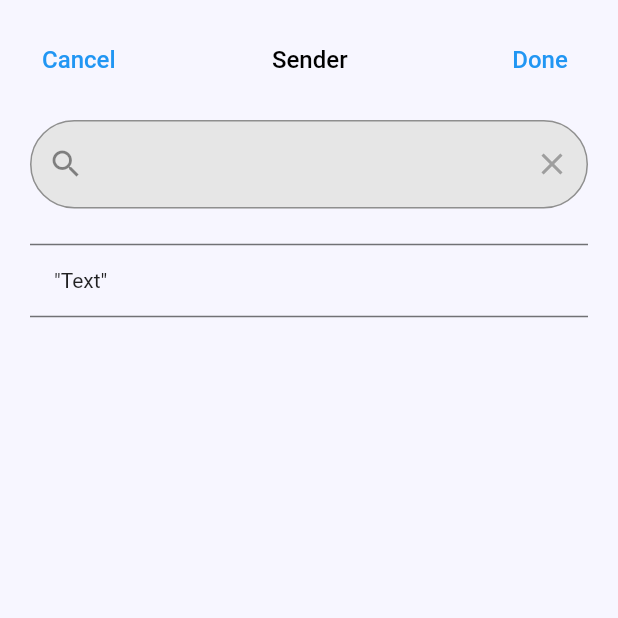
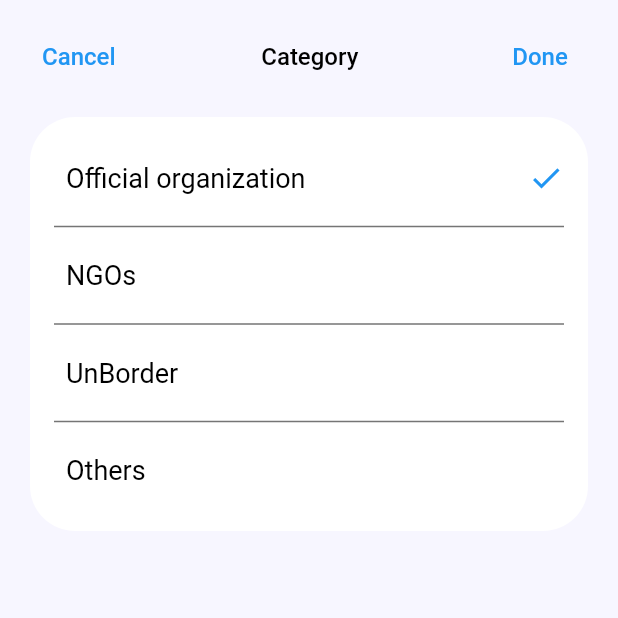
Before and after one commit to AbdAlQaderFarajallah/complaints_management, a Flutter app: the screen it shows after launch, on a phone screen of 412 x 824 dp, the top half of it. Run offline on Flutter 3.47's test engine with Material 2 defaults, Android fonts, the phone set to English and light mode, and no system bars; our stand-ins replace flutter_svg, font_awesome_flutter, shared_preferences; project files that could hold a hidden picture were left out.

Commit message:
* category screen

```diff
--- a/lib/main.dart
+++ b/lib/main.dart
@@ -3,6 +3,7 @@ import 'package:complaints_management/screens/home_screen.dart';
 import 'package:complaints_management/screens/new_inbox_screen.dart';
 import 'package:flutter/material.dart';
 
+import 'screens/category_screen.dart';
 import 'screens/login_and_signup.dart';
 import 'screens/sender_search_screen.dart';
 import 'screens/splash_screen.dart';
@@ -20,7 +21,7 @@ class MyApp extends StatelessWidget {
   Widget build(BuildContext context) {
     return MaterialApp(
       debugShowCheckedModeBanner: false,
-      initialRoute: SenderSearchScreen .id,
+      initialRoute: CategoryPage .id,
       routes: {
         // TestPage.id: (context) => const TestPage(),
         SplashPage.id: (context) => const SplashPage(),
@@ -29,7 +30,7 @@ class MyApp extends StatelessWidget {
         // DetailsPage.id: (context) => const DetailsPage(),
         NewInboxPage.id: (context) => const NewInboxPage(),
         SenderSearchScreen.id: (context) => const SenderSearchScreen(),
-        // CategoryPage.id: (context) => const CategoryPage(),
+        CategoryPage.id: (context) => const CategoryPage(),
         // TagsPage.id: (context) => const TagsPage(),
         // StatusPage.id: (context) => const StatusPage(),
         // SearchPage.id: (context) => const SearchPage(),
--- /dev/null
+++ b/lib/screens/category_screen.dart
@@ -0,0 +1,127 @@
+import 'package:flutter/material.dart';
+
+class CategoryPage extends StatefulWidget {
+  static const String id = "CategoryPage";
+
+  const CategoryPage({Key? key}) : super(key: key);
+
+  @override
+  State<CategoryPage> createState() => _CategoryPageState();
+}
+
+class _CategoryPageState extends State<CategoryPage> {
+  @override
+  Widget build(BuildContext context) {
+    return Scaffold(
+      backgroundColor: const Color(0xffF7F6FF),
+      body: SafeArea(
+        child: SingleChildScrollView(
+          child: Padding(
+            padding: const EdgeInsets.symmetric(horizontal: 20, vertical: 14),
+            child: Column(
+              children: [
+                Row(
+                  mainAxisAlignment: MainAxisAlignment.spaceBetween,
+                  children: [
+                    TextButton(
+                        onPressed: () {},
+                        child: const Text(
+                          "Cancel",
+                          style: TextStyle(color: Colors.blue, fontSize: 16),
+                        )),
+                    TextButton(
+                        onPressed: () {},
+                        child: const Text(
+                          "Category",
+                          style: TextStyle(color: Colors.black, fontSize: 16),
+                        )),
+                    TextButton(
+                        onPressed: () {},
+                        child: const Text(
+                          "Done",
+                          style: TextStyle(color: Colors.blue, fontSize: 16),
+                        )),
+                  ],
+                ),
+                const SizedBox(height: 16),
+                Container(
+                  padding: const EdgeInsets.all(16),
+                  decoration: const BoxDecoration(
+                    color: Colors.white,
+                    borderRadius: BorderRadius.all(Radius.circular(30)),
+                  ),
+                  child: Column(
+                    children: [
+                      Row(
+                        mainAxisAlignment: MainAxisAlignment.spaceBetween,
+                        children: const [
+                          Padding(
+                            padding:
+                                EdgeInsets.symmetric(vertical: 14, horizontal: 8),
+                            child: Text(
+                              "Official organization",
+                              style: TextStyle(color: Colors.black, fontSize: 18),
+                            ),
+                          ),
+                          Icon(
+                            Icons.check,
+                            color: Colors.blue,
+                          )
+                        ],
+                      ),
+                      const Divider(thickness: 1, color: Colors.black54),
+                      Row(
+                        mainAxisAlignment: MainAxisAlignment.spaceBetween,
+                        children: const [
+                          Padding(
+                            padding:
+                                EdgeInsets.symmetric(vertical: 14, horizontal: 8),
+                            child: Text(
+                              "NGOs",
+                              style: TextStyle(color: Colors.black, fontSize: 18),
+                            ),
+                          ),
+                          // Icon(Icons.check, color: Colors.blue,)
+                        ],
+                      ),
+                      const Divider(thickness: 1, color: Colors.black54),
+                      Row(
+                        mainAxisAlignment: MainAxisAlignment.spaceBetween,
+                        children: const [
+                          Padding(
+                            padding:
+                                EdgeInsets.symmetric(vertical: 14, horizontal: 8),
+                            child: Text(
+                              "UnBorder",
+                              style: TextStyle(color: Colors.black, fontSize: 18),
+                            ),
+                          ),
+                          // Icon(Icons.check, color: Colors.blue,)
+                        ],
+                      ),
+                      const Divider(thickness: 1, color: Colors.black54),
+                      Row(
+                        mainAxisAlignment: MainAxisAlignment.spaceBetween,
+                        children: const [
+                          Padding(
+                            padding:
+                                EdgeInsets.symmetric(vertical: 14, horizontal: 8),
+                            child: Text(
+                              "Others",
+                              style: TextStyle(color: Colors.black, fontSize: 18),
+                            ),
+                          ),
+                          // Icon(Icons.check, color: Colors.blue,)
+                        ],
+                      ),
+                    ],
+                  ),
+                ),
+              ],
+            ),
+          ),
+        ),
+      ),
+    );
+  }
+}
```
